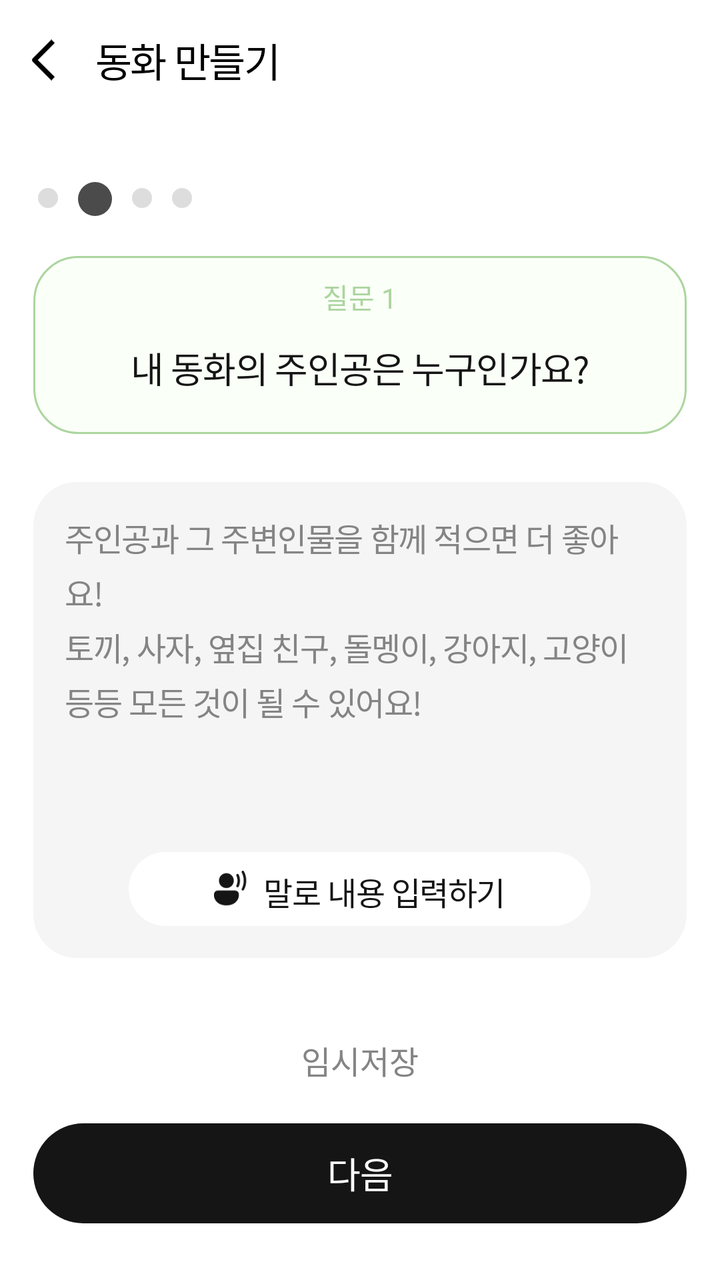
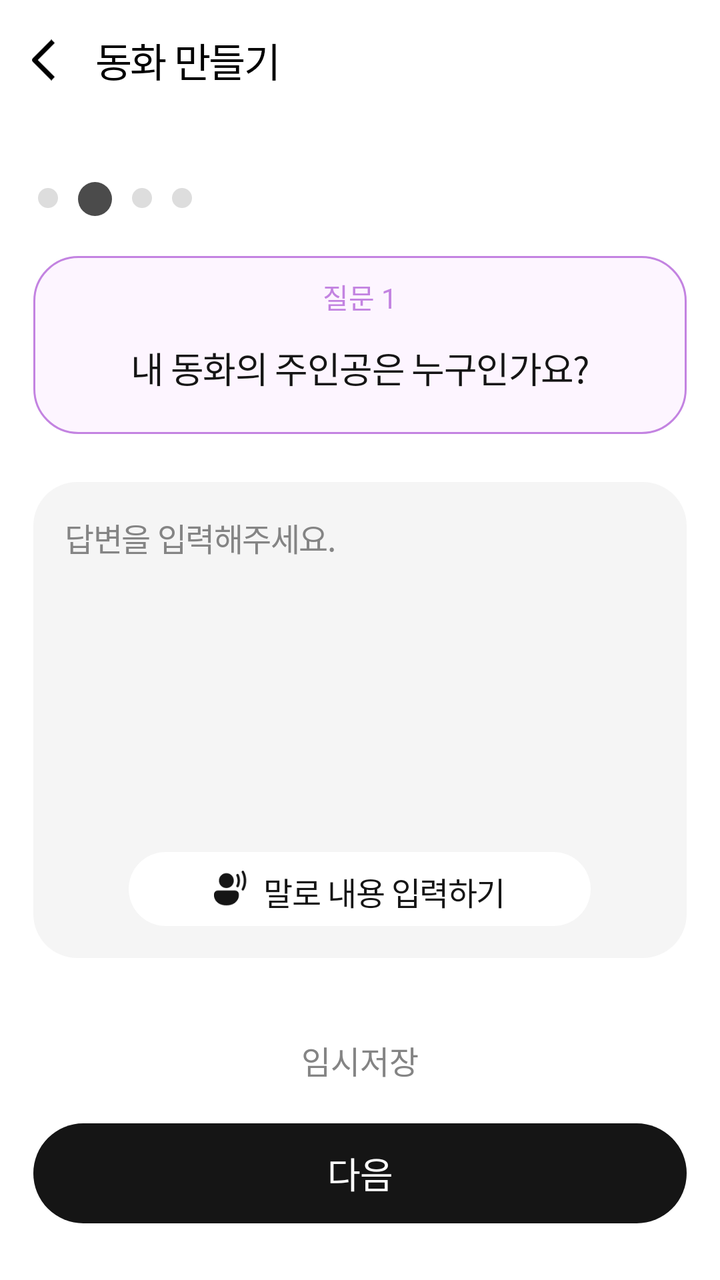

Before-and-after screenshots of an Android layout around one commit, followed by the original layout XML and the change that was made.
<!-- AndroidManifest.xml: application theme Theme.DualTales -->
<!-- res/layout/activity_create_step2.xml -->
<?xml version="1.0" encoding="utf-8"?>
<androidx.constraintlayout.widget.ConstraintLayout
    xmlns:android="http://schemas.android.com/apk/res/android"
    xmlns:app="http://schemas.android.com/apk/res-auto"
    android:layout_width="match_parent"
    android:layout_height="match_parent"
    android:background="@color/white"
    android:fitsSystemWindows="true">

    

    <androidx.constraintlayout.widget.Guideline
        android:id="@+id/guide_toolbar"
        android:layout_width="wrap_content"
        android:layout_height="wrap_content"
        android:orientation="horizontal"
        app:layout_constraintGuide_percent="0.054" />

    <androidx.constraintlayout.widget.Guideline
        android:id="@+id/guide_indicator"
        android:layout_width="wrap_content"
        android:layout_height="wrap_content"
        android:orientation="horizontal"
        app:layout_constraintGuide_percent="0.142" />

    
    <androidx.constraintlayout.widget.Guideline
        android:id="@+id/guide_content"
        android:layout_width="wrap_content"
        android:layout_height="wrap_content"
        android:orientation="horizontal"
        app:layout_constraintGuide_percent="0.200" />

    <androidx.constraintlayout.widget.Guideline
        android:id="@+id/guide_bottom"
        android:layout_width="wrap_content"
        android:layout_height="wrap_content"
        android:orientation="horizontal"
        app:layout_constraintGuide_percent="0.810" />

    

    <androidx.constraintlayout.widget.Guideline
        android:id="@+id/guide_left"
        android:layout_width="wrap_content"
        android:layout_height="wrap_content"
        android:orientation="vertical"
        app:layout_constraintGuide_percent="0.046" />

    <androidx.constraintlayout.widget.Guideline
        android:id="@+id/guide_right"
        android:layout_width="wrap_content"
        android:layout_height="wrap_content"
        android:orientation="vertical"
        app:layout_constraintGuide_percent="0.954" />

    
    <LinearLayout
        android:id="@+id/ll_toolbar"
        android:layout_width="match_parent"
        android:layout_height="60dp"
        android:orientation="horizontal"
        android:gravity="center_vertical"
        android:paddingStart="16dp"
        android:paddingEnd="16dp"
        android:background="@color/white"
        app:layout_constraintTop_toTopOf="parent"
        app:layout_constraintStart_toStartOf="parent">

        <ImageView
            android:id="@+id/iv_back"
            android:layout_width="12dp"
            android:layout_height="24dp"
            android:src="@drawable/ic_back"
            android:scaleType="fitCenter"
            android:contentDescription="뒤로 가기" />

        <TextView
            android:layout_width="wrap_content"
            android:layout_height="wrap_content"
            android:text="동화 만들기"
            android:textColor="#000000"
            android:fontFamily="@font/pretendard_bold"
            android:textSize="20sp"
            android:lineHeight="28sp"
            android:letterSpacing="-0.04"
            android:layout_marginStart="20dp" />

    </LinearLayout>

    
    <LinearLayout
        android:id="@+id/ll_indicator"
        android:layout_width="wrap_content"
        android:layout_height="17dp"
        android:orientation="horizontal"
        app:layout_constraintTop_toBottomOf="@id/guide_indicator"
        app:layout_constraintStart_toStartOf="parent"
        android:layout_marginStart="19dp">

        <ImageView
            android:layout_width="10dp"
            android:layout_height="10dp"
            android:src="@drawable/ic_step_inactive"
            android:contentDescription="@null"
            android:layout_marginTop="3dp" />

        <ImageView
            android:layout_width="17dp"
            android:layout_height="17dp"
            android:src="@drawable/ic_step_active"
            android:contentDescription="@null"
            android:layout_marginStart="10dp" />

        <ImageView
            android:layout_width="10dp"
            android:layout_height="10dp"
            android:src="@drawable/ic_step_inactive"
            android:contentDescription="@null"
            android:layout_marginStart="10dp"
            android:layout_marginTop="3dp" />

        <ImageView
            android:layout_width="10dp"
            android:layout_height="10dp"
            android:src="@drawable/ic_step_inactive"
            android:contentDescription="@null"
            android:layout_marginStart="10dp"
            android:layout_marginTop="3dp" />

    </LinearLayout>

    
    <LinearLayout
        android:id="@+id/ll_content"
        android:layout_width="0dp"
        android:layout_height="wrap_content"
        android:orientation="vertical"
        app:layout_constraintTop_toBottomOf="@id/guide_content"
        app:layout_constraintStart_toEndOf="@id/guide_left"
        app:layout_constraintEnd_toStartOf="@id/guide_right">

        
        <LinearLayout
            android:id="@+id/ll_question"
            android:layout_width="match_parent"
            android:layout_height="wrap_content"
            android:orientation="vertical"
            android:background="@drawable/bg_question_green"
            android:paddingTop="10dp"
            android:paddingBottom="20dp"
            android:paddingStart="20dp"
            android:paddingEnd="20dp"
            android:gravity="center">

            <TextView
                android:id="@+id/tv_question_label"
                android:layout_width="match_parent"
                android:layout_height="wrap_content"
                android:text="질문 1"
                android:textColor="@color/sub_green"
                android:fontFamily="@font/pretendard_semibold"
                android:textSize="14sp"
                android:gravity="center" />

            <TextView
                android:id="@+id/tv_question_text"
                android:layout_width="match_parent"
                android:layout_height="wrap_content"
                android:text="내 동화의 주인공은 누구인가요?"
                android:textColor="#151515"
                android:fontFamily="@font/pretendard_semibold"
                android:textSize="18sp"
                android:lineSpacingExtra="4sp"
                android:letterSpacing="-0.03"
                android:gravity="center"
                android:layout_marginTop="12dp" />

        </LinearLayout>

        
        <LinearLayout
            android:id="@+id/ll_answer"
            android:layout_width="match_parent"
            android:layout_height="238dp"
            android:orientation="vertical"
            android:background="@drawable/bg_answer_card"
            android:padding="16dp"
            android:layout_marginTop="24dp">

            <EditText
                android:id="@+id/et_answer"
                android:layout_width="match_parent"
                android:layout_height="0dp"
                android:layout_weight="1"
                android:background="@null"
                android:hint="주인공과 그 주변인물을 함께 적으면 더 좋아요!\n토끼, 사자, 옆집 친구, 돌멩이, 강아지, 고양이 등등 모든 것이 될 수 있어요!"
                android:textColorHint="@color/gray06"
                android:fontFamily="@font/pretendard_medium"
                android:textSize="16sp"
                android:lineSpacingExtra="4sp"
                android:letterSpacing="-0.03"
                android:gravity="top"
                android:inputType="textMultiLine" />

            <LinearLayout
                android:id="@+id/btn_voice"
                android:layout_width="231dp"
                android:layout_height="37dp"
                android:orientation="horizontal"
                android:background="@drawable/bg_voice_button"
                android:gravity="center"
                android:paddingTop="8dp"
                android:paddingBottom="8dp"
                android:layout_gravity="center_horizontal"
                android:clickable="true"
                android:focusable="true">

                <ImageView
                    android:layout_width="17dp"
                    android:layout_height="18dp"
                    android:src="@drawable/ic_mic"
                    android:tint="#151515"
                    android:scaleType="fitCenter"
                    android:contentDescription="음성 입력" />

                <TextView
                    android:layout_width="wrap_content"
                    android:layout_height="wrap_content"
                    android:text="말로 내용 입력하기"
                    android:fontFamily="@font/pretendard_medium"
                    android:textSize="16sp"
                    android:lineSpacingExtra="4sp"
                    android:letterSpacing="-0.03"
                    android:textColor="#151515"
                    android:layout_marginStart="8dp" />

            </LinearLayout>

        </LinearLayout>

    </LinearLayout>

    
    <LinearLayout
        android:id="@+id/ll_bottom"
        android:layout_width="0dp"
        android:layout_height="wrap_content"
        android:orientation="vertical"
        app:layout_constraintTop_toBottomOf="@id/guide_bottom"
        app:layout_constraintStart_toEndOf="@id/guide_left"
        app:layout_constraintEnd_toStartOf="@id/guide_right">

        <TextView
            android:id="@+id/tv_temp_save"
            android:layout_width="match_parent"
            android:layout_height="wrap_content"
            android:text="임시저장"
            android:gravity="center"
            android:textColor="#848484"
            android:fontFamily="@font/pretendard_medium"
            android:textSize="16sp" />

        <androidx.appcompat.widget.AppCompatButton
            android:id="@+id/btn_next"
            android:layout_width="match_parent"
            android:layout_height="50dp"
            android:text="다음"
            android:background="@drawable/bg_button_black"
            android:textColor="#FFFFFF"
            android:fontFamily="@font/pretendard_semibold"
            android:textSize="18sp"
            android:lineSpacingExtra="4sp"
            android:letterSpacing="-0.03"
            android:textAllCaps="false"
            android:stateListAnimator="@null"
            android:layout_marginTop="20dp" />

    </LinearLayout>

</androidx.constraintlayout.widget.ConstraintLayout>
<!-- resources referenced by this layout -->
<resources>
  <color name="gray06">#848484</color>
  <color name="sub_green">#ACD59E</color>
  <color name="white">#FFFFFF</color>
  <!-- drawable bg_answer_card (drawable) -->
  <?xml version="1.0" encoding="utf-8"?>
  <shape xmlns:android="http://schemas.android.com/apk/res/android"
      android:shape="rectangle">
      <corners android:radius="22dp" />
      <solid android:color="@color/gray01" />
  </shape>
  <!-- drawable bg_button_black (drawable) -->
  <?xml version="1.0" encoding="utf-8"?>
  <shape xmlns:android="http://schemas.android.com/apk/res/android"
      android:shape="rectangle">
      <solid android:color="#151515" />
      <corners android:radius="30dp" />
  </shape>
  <!-- drawable bg_question_green (drawable) -->
  <?xml version="1.0" encoding="utf-8"?>
  <shape xmlns:android="http://schemas.android.com/apk/res/android"
      android:shape="rectangle">
      <corners android:radius="22dp" />
      <solid android:color="#FAFFF8" />
      <stroke
          android:width="1dp"
          android:color="@color/sub_green" />
  </shape>
  <!-- drawable bg_voice_button (drawable) -->
  <?xml version="1.0" encoding="utf-8"?>
  <shape xmlns:android="http://schemas.android.com/apk/res/android"
      android:shape="rectangle">
      <corners android:radius="30dp" />
      <solid android:color="#FFFFFF" />
  </shape>
  <!-- drawable ic_back (drawable) -->
  <vector xmlns:android="http://schemas.android.com/apk/res/android"
      android:width="10dp"
      android:height="17dp"
      android:viewportWidth="10"
      android:viewportHeight="17">
    <path
        android:pathData="M2.414,8.485L9.485,15.556L8.071,16.97L0.293,9.192C0.105,9.004 0,8.75 0,8.485C0,8.22 0.105,7.966 0.293,7.778L8.071,0L9.485,1.414L2.414,8.485Z"
        android:fillColor="#000000"
        android:fillType="evenOdd"/>
  </vector>
  <!-- drawable ic_mic: vector/xml drawable (drawable, 2310 chars, omitted) -->
  <!-- drawable ic_step_active (drawable) -->
  <?xml version="1.0" encoding="utf-8"?>
  <shape xmlns:android="http://schemas.android.com/apk/res/android"
      android:shape="oval">
      <solid android:color="@color/gray08" />
      <size
          android:width="17dp"
          android:height="17dp" />
  </shape>
  <!-- drawable ic_step_inactive (drawable) -->
  <?xml version="1.0" encoding="utf-8"?>
  <shape xmlns:android="http://schemas.android.com/apk/res/android"
      android:shape="oval">
      <solid android:color="@color/gray03" />
      <size
          android:width="10dp"
          android:height="10dp" />
  </shape>
  <style name="Theme.DualTales" parent="Base.Theme.DualTales" />
  <color name="gray01">#F5F5F5</color>
  <color name="gray08">#4B4B4B</color>
  <color name="gray03">#DDDDDD</color>
  <style name="Base.Theme.DualTales" parent="Theme.Material3.DayNight.NoActionBar">
          
          
      </style>
</resources>

<!-- the commit's change to res/layout/activity_create_step2.xml (unified diff, before → after) -->
@@ -134,9 +134,10 @@
     <LinearLayout
         android:id="@+id/ll_content"
         android:layout_width="0dp"
-        android:layout_height="wrap_content"
+        android:layout_height="0dp"
         android:orientation="vertical"
         app:layout_constraintTop_toBottomOf="@id/guide_content"
+        app:layout_constraintBottom_toTopOf="@id/ll_bottom"
         app:layout_constraintStart_toEndOf="@id/guide_left"
         app:layout_constraintEnd_toStartOf="@id/guide_right">
 
@@ -146,7 +147,7 @@
             android:layout_width="match_parent"
             android:layout_height="wrap_content"
             android:orientation="vertical"
-            android:background="@drawable/bg_question_green"
+            android:background="@drawable/bg_question_purple"
             android:paddingTop="10dp"
             android:paddingBottom="20dp"
             android:paddingStart="20dp"
@@ -158,7 +159,7 @@
                 android:layout_width="match_parent"
                 android:layout_height="wrap_content"
                 android:text="질문 1"
-                android:textColor="@color/sub_green"
+                android:textColor="@color/main_purple"
                 android:fontFamily="@font/pretendard_semibold"
                 android:textSize="14sp"
                 android:gravity="center" />
@@ -194,7 +195,7 @@
                 android:layout_height="0dp"
                 android:layout_weight="1"
                 android:background="@null"
-                android:hint="주인공과 그 주변인물을 함께 적으면 더 좋아요!\n토끼, 사자, 옆집 친구, 돌멩이, 강아지, 고양이 등등 모든 것이 될 수 있어요!"
+                android:hint="답변을 입력해주세요."
                 android:textColorHint="@color/gray06"
                 android:fontFamily="@font/pretendard_medium"
                 android:textSize="16sp"
<!-- resource entries referenced after the edit -->
@@ -1,7 +1,7 @@
 <!-- resources referenced by this layout -->
 <resources>
   <color name="gray06">#848484</color>
-  <color name="sub_green">#ACD59E</color>
+  <color name="main_purple">#C383E1</color>
   <color name="white">#FFFFFF</color>
   <!-- drawable bg_answer_card (drawable) -->
   <?xml version="1.0" encoding="utf-8"?>
@@ -17,15 +17,15 @@
       <solid android:color="#151515" />
       <corners android:radius="30dp" />
   </shape>
-  <!-- drawable bg_question_green (drawable) -->
+  <!-- drawable bg_question_purple (drawable) -->
   <?xml version="1.0" encoding="utf-8"?>
   <shape xmlns:android="http://schemas.android.com/apk/res/android"
       android:shape="rectangle">
       <corners android:radius="22dp" />
-      <solid android:color="#FAFFF8" />
+      <solid android:color="#FDF5FF" />
       <stroke
           android:width="1dp"
-          android:color="@color/sub_green" />
+          android:color="@color/main_purple" />
   </shape>
   <!-- drawable bg_voice_button (drawable) -->
   <?xml version="1.0" encoding="utf-8"?>
